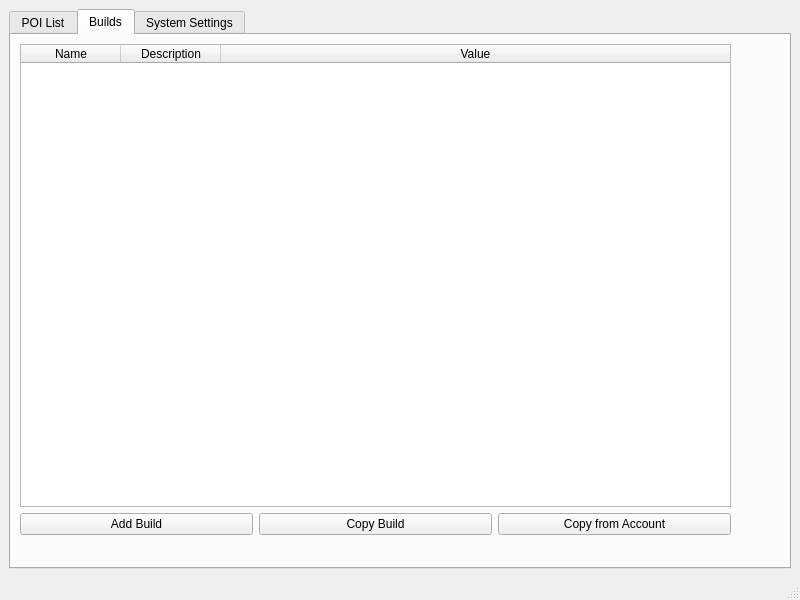
First picture: the form in src/overlay/qt/OptionsWindow.ui, repository Smeat/GW2Overlay, before the edit.
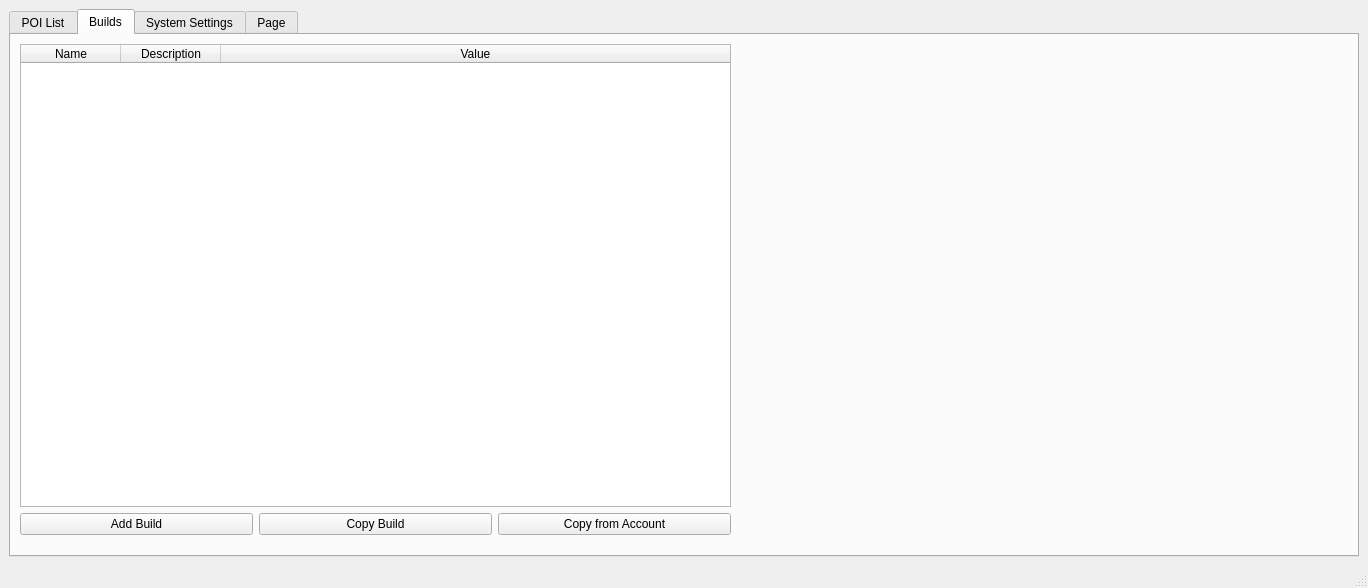
Second picture: the form after the edit. The open tabs and pages were chosen to show the change. Custom widgets are drawn as their Qt base class.

The edit to the form file:
```diff
--- a/src/overlay/qt/OptionsWindow.ui
+++ b/src/overlay/qt/OptionsWindow.ui
@@ -6,8 +6,8 @@
    <rect>
     <x>0</x>
     <y>0</y>
-    <width>800</width>
-    <height>600</height>
+    <width>1368</width>
+    <height>588</height>
    </rect>
   </property>
   <property name="windowTitle">
@@ -166,6 +166,16 @@
          </item>
         </layout>
        </widget>
+       <widget class="TraitWidget" name="trait_widget" native="true">
+        <property name="geometry">
+         <rect>
+          <x>729</x>
+          <y>19</y>
+          <width>611</width>
+          <height>491</height>
+         </rect>
+        </property>
+       </widget>
       </widget>
       <widget class="QWidget" name="tab_2">
        <attribute name="title">
@@ -463,12 +473,25 @@
         </layout>
        </widget>
       </widget>
+      <widget class="QWidget" name="tab_4">
+       <attribute name="title">
+        <string>Page</string>
+       </attribute>
+      </widget>
      </widget>
     </item>
    </layout>
   </widget>
   <widget class="QStatusBar" name="statusbar"/>
  </widget>
+ <customwidgets>
+  <customwidget>
+   <class>TraitWidget</class>
+   <extends>QWidget</extends>
+   <header location="global">overlay/qt/TraitLineWidget.h</header>
+   <container>1</container>
+  </customwidget>
+ </customwidgets>
  <resources/>
  <connections/>
 </ui>
```
Left out of the diff: 2 changed lines with no effect on the pictures.
